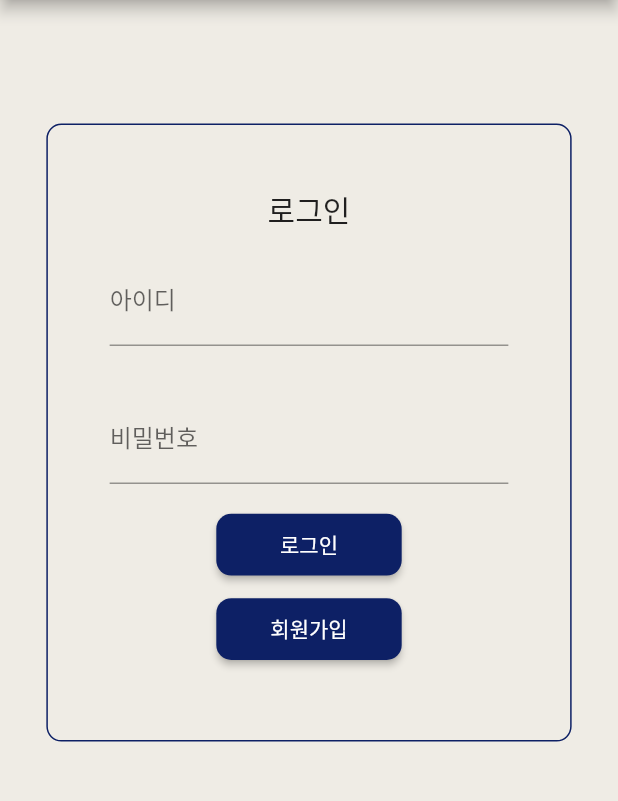
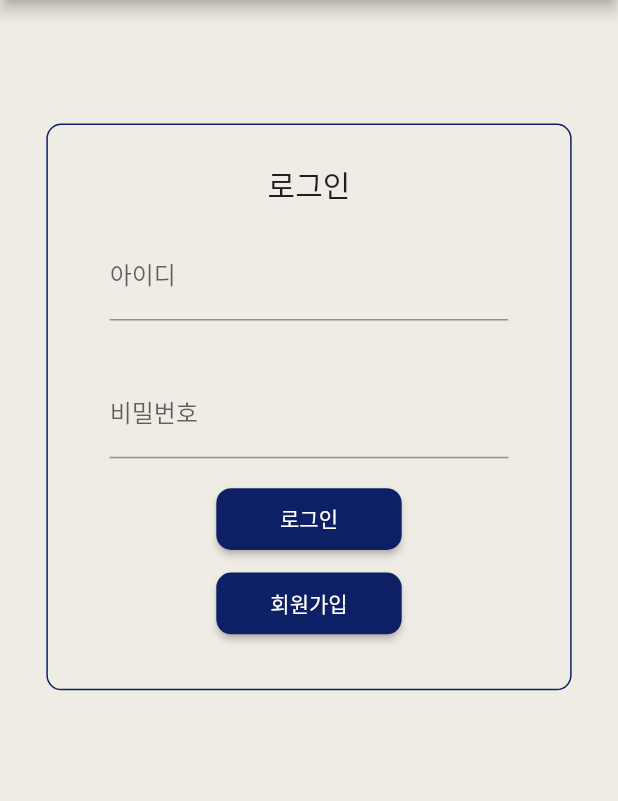
Before and after one commit to bioroid17/MediaProject, a Flutter app: the screen it shows after launch, on a phone screen of 412 x 824 dp, the part 84-885 px from its top. Run offline on Flutter 3.47's test engine with Material 2 defaults, Android fonts, the phone set to English and light mode, and no system bars; our stand-ins replace flutter_local_notifications.

Commit message:
minor UI changes

```diff
--- a/batta/lib/screen/screen_login.dart
+++ b/batta/lib/screen/screen_login.dart
@@ -24,9 +24,13 @@ class _LoginScreenState extends State<LoginScreen> {
         ),
         backgroundColor: const Color(0xFFEFECE5),
         body: SingleChildScrollView(
-          padding: EdgeInsets.symmetric(vertical: height * 0.1),
           child: Center(
             child: Container(
+              margin: EdgeInsets.symmetric(vertical: height * 0.1),
+              padding: EdgeInsets.symmetric(
+                vertical: height * 0.03,
+                horizontal: width * 0.1,
+              ),
               decoration: BoxDecoration(
                 border: Border.all(
                   color: const Color(0xFF0D2065),
@@ -34,7 +38,6 @@ class _LoginScreenState extends State<LoginScreen> {
                 borderRadius: BorderRadius.circular(10),
               ),
               width: width * 0.85,
-              height: height * 0.5,
               child: Column(
                   mainAxisAlignment: MainAxisAlignment.center,
                   crossAxisAlignment: CrossAxisAlignment.center,
@@ -47,7 +50,6 @@ class _LoginScreenState extends State<LoginScreen> {
                     ),
                     Container(
                       padding: EdgeInsets.symmetric(
-                        horizontal: width * 0.1,
                         vertical: height * 0.02,
                       ),
                       child: const TextField(
@@ -59,7 +61,6 @@ class _LoginScreenState extends State<LoginScreen> {
                     ),
                     Container(
                       padding: EdgeInsets.symmetric(
-                        horizontal: width * 0.1,
                         vertical: height * 0.02,
                       ),
                       child: const TextField(
--- a/batta/lib/screen/screen_notice.dart
+++ b/batta/lib/screen/screen_notice.dart
@@ -16,7 +16,7 @@ class _NoticeScreenState extends State<NoticeScreen> {
     return Scaffold(
       body: Container(
         padding: const EdgeInsets.all(8.0),
-        color: Color.fromARGB(255, 255, 255, 255),
+        color: const Color.fromARGB(255, 255, 255, 255),
         child: ListView.separated(
           scrollDirection: Axis.vertical,
           itemBuilder: (context, index) {
```
